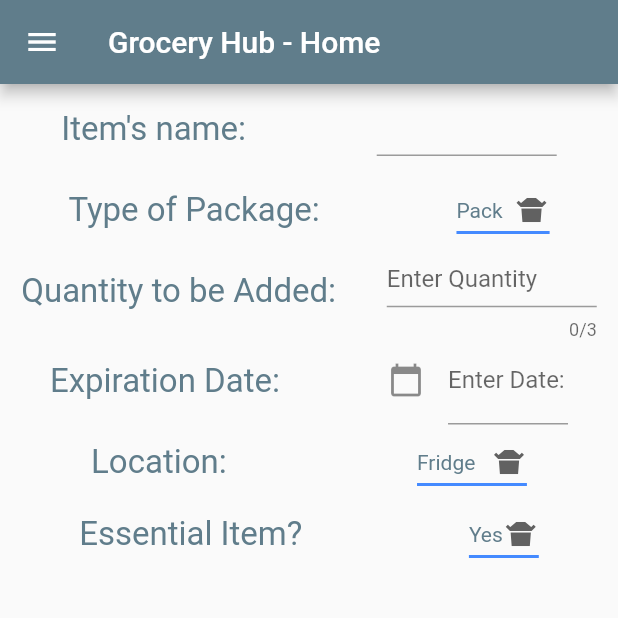
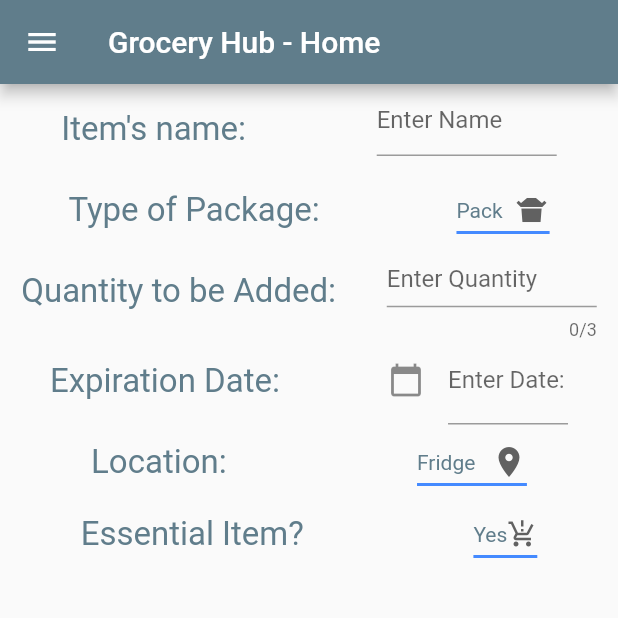
Before and after one commit to maria-im015/grocery_hub_capstone, a Flutter app: the ConsumeItem screen opened directly, in the side drawer, after a tap on "Scan Item", on a phone screen of 412 x 824 dp, the top half of it. Run offline on Flutter 3.47's test engine with Material 2 defaults, Android fonts, the phone set to English and light mode, and no system bars.

Commit message:
fixed icons

```diff
--- a/lib/pages/consume_detailed.dart
+++ b/lib/pages/consume_detailed.dart
@@ -16,8 +16,8 @@ class _AddGroceryListWidgetState extends State<AddGroceryListWidget> {
   Widget build(BuildContext context) {
     return DropdownButton<String>(
       value: dropdownValue,
-      icon: const Icon(Icons.takeout_dining),
-      iconSize: 24,
+      icon: const Icon(Icons.shopping_basket),
+      iconSize: 20,
       elevation: 16,
       style: const TextStyle(color: Colors.blueGrey),
       underline: Container(
--- a/lib/pages/home_detailed.dart
+++ b/lib/pages/home_detailed.dart
@@ -19,7 +19,7 @@ class _ItemLocationWidgetState extends State<ItemLocationWidget> {
   Widget build(BuildContext context) {
     return DropdownButton<String>(
       value: dropdownValue,
-      icon: const Icon(Icons.takeout_dining),
+      icon: const Icon(Icons.place),
       iconSize: 24,
       elevation: 16,
       style: const TextStyle(color: Colors.blueGrey),
--- a/lib/pages/page_models.dart
+++ b/lib/pages/page_models.dart
@@ -33,6 +33,10 @@ class _ItemNameWidgetState extends State<ItemNameWidget> {
         height: 60.0,
         child: TextField(
           controller: _controller,
+          decoration: InputDecoration(
+                  hintText: 'Enter Name',
+                  // border: OutlineInputBorder()
+                  ),
           // text box alert
           // onSubmitted: (String value) async {
           //   await showDialog<void>(
@@ -114,8 +118,8 @@ class _EssentialItemWidgetState extends State<EssentialItemWidget> {
   Widget build(BuildContext context) {
     return DropdownButton<String>(
       value: dropdownValue,
-      icon: const Icon(Icons.takeout_dining),
-      iconSize: 24,
+      icon: const Icon(Icons.production_quantity_limits),
+      iconSize: 20,
       elevation: 16,
       style: const TextStyle(color: Colors.blueGrey),
       underline: Container(
```
